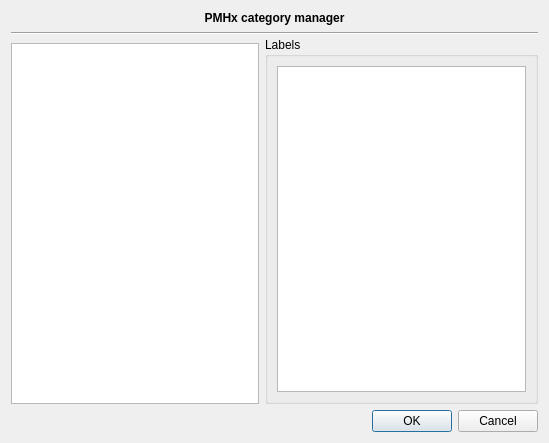
The window that plugins/pmhplugin/pmhcategorywidget.ui (FreeHealth/freehealth) describes before a commit, drawn with Qt 5.
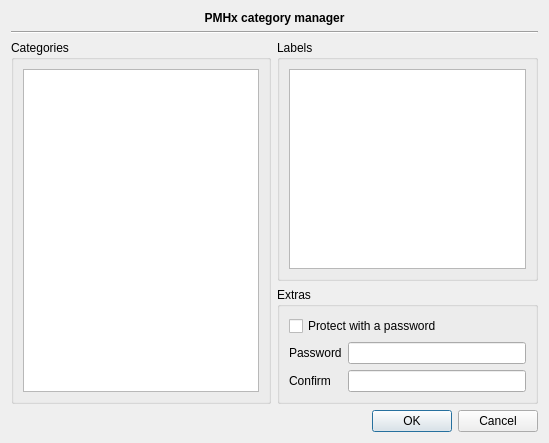
The same window after the commit. Custom widgets are drawn as their Qt base class.

The edit to the form file:
```diff
--- a/plugins/pmhplugin/pmhcategorywidget.ui
+++ b/plugins/pmhplugin/pmhcategorywidget.ui
@@ -13,7 +13,7 @@
   <property name="windowTitle">
    <string>Form</string>
   </property>
-  <layout class="QGridLayout" name="gridLayout">
+  <layout class="QGridLayout" name="gridLayout_4">
    <item row="0" column="0" colspan="2">
     <widget class="QLabel" name="label">
      <property name="font">
@@ -30,34 +30,92 @@
      </property>
     </widget>
    </item>
-   <item row="1" column="0" rowspan="2" colspan="2">
+   <item row="1" column="0" colspan="2">
     <widget class="Line" name="line">
      <property name="orientation">
       <enum>Qt::Horizontal</enum>
      </property>
     </widget>
    </item>
-   <item row="3" column="0">
-    <widget class="QTreeView" name="treeView">
-     <property name="editTriggers">
-      <set>QAbstractItemView::NoEditTriggers</set>
+   <item row="2" column="0" rowspan="2">
+    <widget class="QGroupBox" name="groupBox_2">
+     <property name="title">
+      <string>Categories</string>
      </property>
-     <property name="alternatingRowColors">
-      <bool>true</bool>
-     </property>
-     <property name="headerHidden">
-      <bool>true</bool>
-     </property>
+     <layout class="QGridLayout" name="gridLayout_3">
+      <item row="0" column="0">
+       <widget class="QTreeView" name="treeView">
+        <property name="editTriggers">
+         <set>QAbstractItemView::NoEditTriggers</set>
+        </property>
+        <property name="alternatingRowColors">
+         <bool>true</bool>
+        </property>
+        <property name="headerHidden">
+         <bool>true</bool>
+        </property>
+       </widget>
+      </item>
+     </layout>
     </widget>
    </item>
-   <item row="2" column="1" rowspan="2">
+   <item row="2" column="1">
     <widget class="QGroupBox" name="groupBox">
      <property name="title">
       <string>Labels</string>
      </property>
      <layout class="QGridLayout" name="gridLayout_2">
       <item row="0" column="0">
-       <widget class="QTableView" name="tableView"/>
+       <widget class="Views::TableView" name="tableView">
+        <property name="selectionMode">
+         <enum>QAbstractItemView::SingleSelection</enum>
+        </property>
+        <property name="selectionBehavior">
+         <enum>QAbstractItemView::SelectRows</enum>
+        </property>
+        <attribute name="horizontalHeaderVisible">
+         <bool>false</bool>
+        </attribute>
+        <attribute name="verticalHeaderVisible">
+         <bool>false</bool>
+        </attribute>
+       </widget>
+      </item>
+     </layout>
+    </widget>
+   </item>
+   <item row="3" column="1">
+    <widget class="QGroupBox" name="groupBox_3">
+     <property name="title">
+      <string>Extras</string>
+     </property>
+     <layout class="QGridLayout" name="gridLayout">
+      <item row="0" column="0" colspan="2">
+       <widget class="QCheckBox" name="passBox">
+        <property name="text">
+         <string>Protect with a password</string>
+        </property>
+       </widget>
+      </item>
+      <item row="1" column="0">
+       <widget class="QLabel" name="label_2">
+        <property name="text">
+         <string>Password</string>
+        </property>
+       </widget>
+      </item>
+      <item row="1" column="1">
+       <widget class="QLineEdit" name="password"/>
+      </item>
+      <item row="2" column="0">
+       <widget class="QLabel" name="label_3">
+        <property name="text">
+         <string>Confirm</string>
+        </property>
+       </widget>
+      </item>
+      <item row="2" column="1">
+       <widget class="QLineEdit" name="passwordConfirm"/>
       </item>
      </layout>
     </widget>
@@ -71,6 +129,13 @@
    </item>
   </layout>
  </widget>
+ <customwidgets>
+  <customwidget>
+   <class>Views::TableView</class>
+   <extends>QTableView</extends>
+   <header location="global">listviewplugin/tableview.h</header>
+  </customwidget>
+ </customwidgets>
  <resources/>
  <connections/>
 </ui>
```
